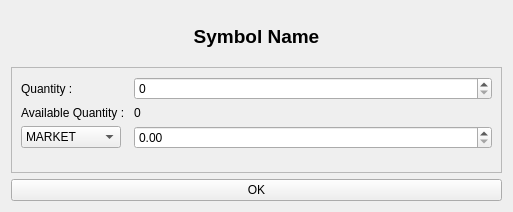
This is UIFiles/orderDlg.ui in ShubhamMandavkar/TYLiveProjectt-StockAutomationSystem as Qt 5 draws it before an edit. The edited form follows.
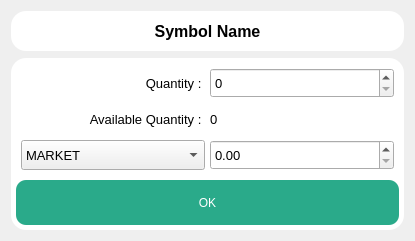
This is the edited form.

```diff
--- a/UIFiles/orderDlg.ui
+++ b/UIFiles/orderDlg.ui
@@ -6,116 +6,267 @@
    <rect>
     <x>0</x>
     <y>0</y>
-    <width>513</width>
-    <height>212</height>
+    <width>415</width>
+    <height>241</height>
    </rect>
   </property>
   <property name="windowTitle">
    <string>Form</string>
   </property>
-  <layout class="QVBoxLayout" name="verticalLayout">
-   <item>
+  <layout class="QGridLayout" name="gridLayout_2">
+   <property name="verticalSpacing">
+    <number>7</number>
+   </property>
+   <item row="0" column="0">
     <widget class="QLabel" name="lblStkSymbol">
+     <property name="minimumSize">
+      <size>
+       <width>0</width>
+       <height>30</height>
+      </size>
+     </property>
      <property name="maximumSize">
       <size>
        <width>16777215</width>
-       <height>50</height>
+       <height>40</height>
       </size>
      </property>
      <property name="font">
       <font>
-       <pointsize>14</pointsize>
+       <pointsize>12</pointsize>
        <bold>true</bold>
       </font>
      </property>
+     <property name="styleSheet">
+      <string notr="true">QLabel{
+	color: rgb(0, 0, 0);
+	border-radius : 15px;
+	background-color: white;
+}</string>
+     </property>
      <property name="text">
       <string>Symbol Name</string>
      </property>
      <property name="alignment">
       <set>Qt::AlignCenter</set>
      </property>
+     <property name="margin">
+      <number>0</number>
+     </property>
     </widget>
    </item>
-   <item>
-    <widget class="QFrame" name="frame">
+   <item row="1" column="0">
+    <widget class="QFrame" name="frame_2">
+     <property name="styleSheet">
+      <string notr="true">QFrame{
+	color: rgb(0, 0, 0);
+	border-radius : 15px;
+	background-color:  white;
+}</string>
+     </property>
      <property name="frameShape">
       <enum>QFrame::StyledPanel</enum>
      </property>
      <property name="frameShadow">
       <enum>QFrame::Raised</enum>
      </property>
-     <layout class="QFormLayout" name="formLayout">
+     <layout class="QGridLayout" name="gridLayout">
+      <property name="leftMargin">
+       <number>5</number>
+      </property>
+      <property name="topMargin">
+       <number>5</number>
+      </property>
+      <property name="rightMargin">
+       <number>5</number>
+      </property>
+      <property name="bottomMargin">
+       <number>5</number>
+      </property>
+      <property name="spacing">
+       <number>5</number>
+      </property>
       <item row="0" column="0">
-       <widget class="QLabel" name="lblQuantity">
-        <property name="text">
-         <string>Quantity : </string>
-        </property>
-       </widget>
-      </item>
-      <item row="2" column="0">
-       <widget class="QComboBox" name="cmbPriceType">
-        <property name="minimumSize">
+       <widget class="QFrame" name="frame">
+        <property name="maximumSize">
          <size>
-          <width>100</width>
-          <height>0</height>
+          <width>16777215</width>
+          <height>130</height>
          </size>
         </property>
-        <item>
-         <property name="text">
-          <string>MARKET</string>
+        <property name="frameShape">
+         <enum>QFrame::StyledPanel</enum>
+        </property>
+        <property name="frameShadow">
+         <enum>QFrame::Raised</enum>
+        </property>
+        <layout class="QGridLayout" name="gridLayout_3">
+         <property name="leftMargin">
+          <number>5</number>
          </property>
-        </item>
-        <item>
-         <property name="text">
-          <string>LIMIT</string>
+         <property name="topMargin">
+          <number>5</number>
          </property>
-        </item>
-        <item>
-         <property name="text">
-          <string>SL</string>
+         <property name="rightMargin">
+          <number>5</number>
          </property>
-        </item>
-        <item>
-         <property name="text">
-          <string>SL-M</string>
+         <property name="bottomMargin">
+          <number>5</number>
          </property>
-        </item>
+         <property name="spacing">
+          <number>5</number>
+         </property>
+         <item row="0" column="0">
+          <widget class="QLabel" name="lblQuantity">
+           <property name="font">
+            <font>
+             <pointsize>10</pointsize>
+            </font>
+           </property>
+           <property name="text">
+            <string>Quantity : </string>
+           </property>
+           <property name="alignment">
+            <set>Qt::AlignRight|Qt::AlignTrailing|Qt::AlignVCenter</set>
+           </property>
+          </widget>
+         </item>
+         <item row="0" column="1">
+          <widget class="QSpinBox" name="sbQuantity">
+           <property name="minimumSize">
+            <size>
+             <width>0</width>
+             <height>30</height>
+            </size>
+           </property>
+           <property name="font">
+            <font>
+             <pointsize>10</pointsize>
+            </font>
+           </property>
+           <property name="maximum">
+            <number>1000000000</number>
+           </property>
+          </widget>
+         </item>
+         <item row="1" column="0">
+          <widget class="QLabel" name="lblAvailQuantity">
+           <property name="font">
+            <font>
+             <pointsize>10</pointsize>
+            </font>
+           </property>
+           <property name="text">
+            <string>Available Quantity : </string>
+           </property>
+           <property name="alignment">
+            <set>Qt::AlignRight|Qt::AlignTrailing|Qt::AlignVCenter</set>
+           </property>
+          </widget>
+         </item>
+         <item row="1" column="1">
+          <widget class="QLabel" name="lblAvailQuantityVal">
+           <property name="font">
+            <font>
+             <pointsize>10</pointsize>
+            </font>
+           </property>
+           <property name="text">
+            <string>0</string>
+           </property>
+          </widget>
+         </item>
+         <item row="2" column="0">
+          <widget class="QComboBox" name="cmbPriceType">
+           <property name="minimumSize">
+            <size>
+             <width>100</width>
+             <height>30</height>
+            </size>
+           </property>
+           <property name="font">
+            <font>
+             <pointsize>10</pointsize>
+            </font>
+           </property>
+           <item>
+            <property name="text">
+             <string>MARKET</string>
+            </property>
+           </item>
+           <item>
+            <property name="text">
+             <string>LIMIT</string>
+            </property>
+           </item>
+           <item>
+            <property name="text">
+             <string>SL</string>
+            </property>
+           </item>
+           <item>
+            <property name="text">
+             <string>SL-M</string>
+            </property>
+           </item>
+          </widget>
+         </item>
+         <item row="2" column="1">
+          <widget class="QDoubleSpinBox" name="dsbPriceValue">
+           <property name="minimumSize">
+            <size>
+             <width>0</width>
+             <height>30</height>
+            </size>
+           </property>
+           <property name="font">
+            <font>
+             <pointsize>10</pointsize>
+            </font>
+           </property>
+           <property name="maximum">
+            <double>1000000000.000000000000000</double>
+           </property>
+          </widget>
+         </item>
+        </layout>
        </widget>
       </item>
-      <item row="0" column="1">
-       <widget class="QSpinBox" name="sbQuantity">
-        <property name="maximum">
-         <number>1000000000</number>
-        </property>
-       </widget>
-      </item>
-      <item row="2" column="1">
-       <widget class="QDoubleSpinBox" name="dsbPriceValue"/>
-      </item>
       <item row="1" column="0">
-       <widget class="QLabel" name="lblAvailQuantity">
-        <property name="text">
-         <string>Available Quantity : </string>
+       <widget class="QPushButton" name="btnOrder">
+        <property name="minimumSize">
+         <size>
+          <width>0</width>
+          <height>45</height>
+         </size>
         </property>
-       </widget>
-      </item>
-      <item row="1" column="1">
-       <widget class="QLabel" name="lblAvailQuantityVal">
+        <property name="maximumSize">
+         <size>
+          <width>16777215</width>
+          <height>45</height>
+         </size>
+        </property>
+        <property name="styleSheet">
+         <string notr="true">QPushButton{
+	background-color: #2AAA8A;
+	color: rgb(255, 255, 255);
+	border-radius : 10px;
+	padding: 5px;	
+}
+
+QPushButton:hover{
+	background-color: rgb(46, 186, 151);
+	color: rgb(0, 0, 0);
+}</string>
+        </property>
         <property name="text">
-         <string>0</string>
+         <string>OK</string>
         </property>
        </widget>
       </item>
      </layout>
     </widget>
    </item>
-   <item>
-    <widget class="QPushButton" name="btnOrder">
-     <property name="text">
-      <string>OK</string>
-     </property>
-    </widget>
-   </item>
   </layout>
  </widget>
  <resources/>
```
